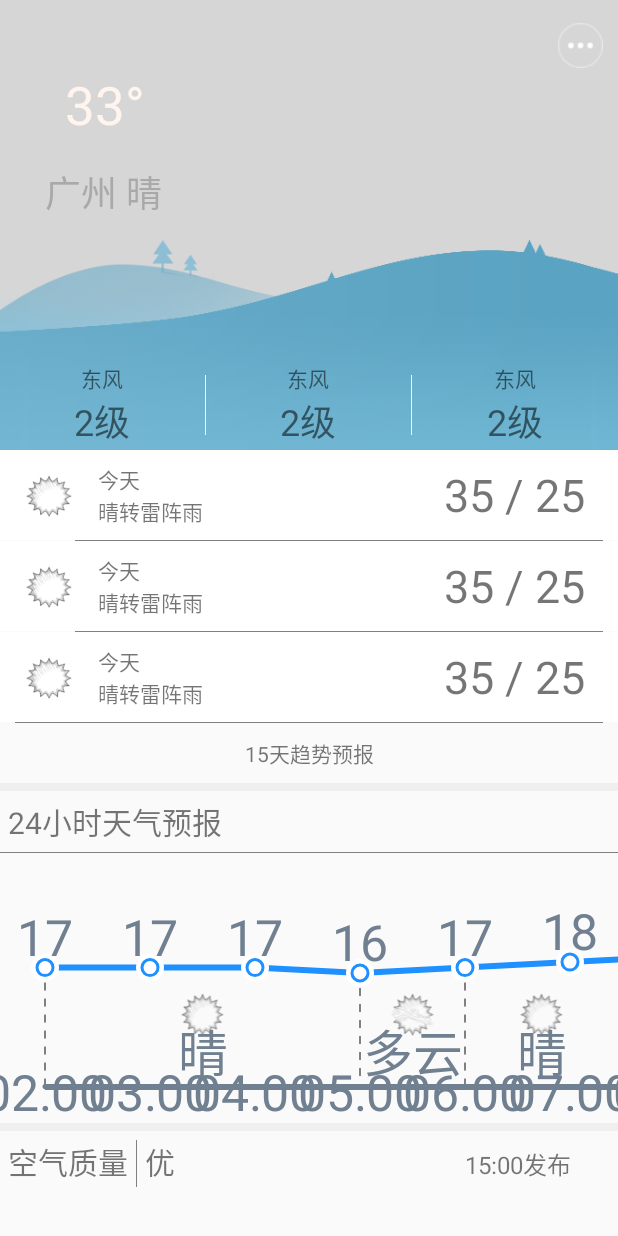
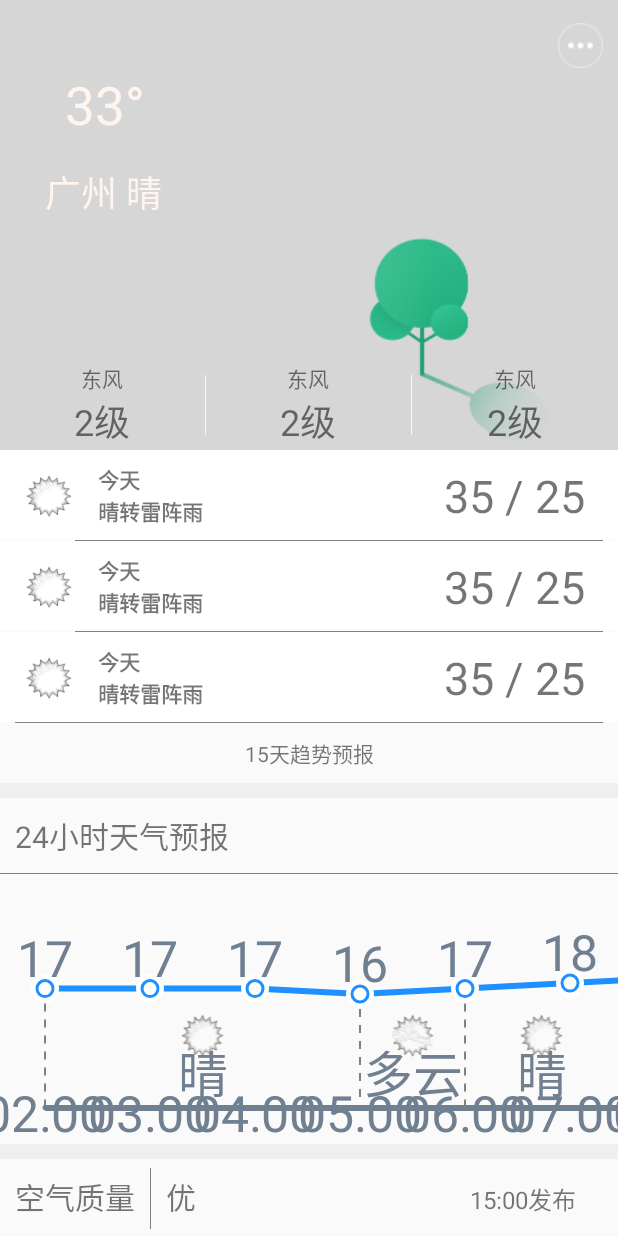
Before and after one commit to MelonWXD/Geather, an Android app: the screen it shows after launch (WeatherActivity), on a phone screen of 412 x 824 dp. Run offline under Robolectric (Android 15) with nearby library versions, the light colour scheme and no system bars; our stand-ins replace ButterKnife, RxJava; libraries missing offline, so code that uses them is left out: org.apache.log4j, org.greenrobot.greendao; 5 statements that could not run were skipped.

Commit message:
UI调整

```diff
--- a/app/src/main/res/drawable/bg_realtime.xml
+++ b/app/src/main/res/drawable/bg_realtime.xml
@@ -3,15 +3,19 @@
     xmlns:android="http://schemas.android.com/apk/res/android">
 
     <item
-        android:drawable="@mipmap/bg_snow"/>
+        android:drawable="@mipmap/bg_sunny"/>
 
     <item
-        android:drawable="@mipmap/bg_snow_left"
-        android:top="160dp"/>
+        android:drawable="@mipmap/bg_sunny_left"
+        android:top="300dp"/>
 
     <item
-        android:drawable="@mipmap/bg_snow_right"
-        android:top="160dp"/>
+        android:drawable="@mipmap/bg_sunny_right"
+        android:top="320dp"/>
 
+    <item
+        android:drawable="@mipmap/bg_sunny_tree"
+        android:top="100dp"
+        android:left="200dp"/>
 
 </layer-list>
--- a/app/src/main/res/drawable/divider.xml
+++ b/app/src/main/res/drawable/divider.xml
@@ -1,5 +1,5 @@
 <?xml version="1.0" encoding="utf-8"?>
 <shape xmlns:android="http://schemas.android.com/apk/res/android">
     <solid android:color="@color/mi_weather_divider" />
-    <size android:height="5dp" />
+    <size android:height="10dp" />
 </shape>
--- a/app/src/main/res/layout/activity_weather.xml
+++ b/app/src/main/res/layout/activity_weather.xml
@@ -56,7 +56,7 @@
                             android:layout_width="80dp"
                             android:layout_height="wrap_content"
                             android:text="广州 晴"
-                            android:textColor="@color/darkgray"
+                            android:textColor="@color/seaShell"
                             android:textSize="24sp" />
 
                     </LinearLayout>
@@ -171,9 +171,10 @@
                 android:orientation="vertical">
 
                 <TextView
-                    android:padding="5dp"
+                    android:padding="10dp"
                     android:layout_width="match_parent"
                     android:layout_height="wrap_content"
+
                     android:text="24小时天气预报"
                     android:textSize="20sp" />
 
@@ -213,7 +214,7 @@
                     <TextView
                         android:text="空气质量"
                         android:textSize="20sp"
-                        android:padding="5dp"
+                        android:padding="10dp"
                         android:layout_width="wrap_content"
                         android:layout_height="wrap_content" />
 
@@ -228,7 +229,7 @@
                         android:id="@+id/aqi_title"
                         android:text="优"
                         android:textSize="20sp"
-                        android:padding="5dp"
+                        android:padding="10dp"
                         android:layout_width="0dp"
                         android:layout_weight="2"
                         android:layout_height="wrap_content" />
--- a/app/src/main/res/layout/forecast_area.xml
+++ b/app/src/main/res/layout/forecast_area.xml
@@ -24,12 +24,14 @@
             android:id="@+id/forecast_date"
             android:layout_width="wrap_content"
             android:text="今天"
+            android:textStyle="bold"
             android:gravity="bottom"
             android:layout_height="0dp"
             android:layout_weight="1"/>
         <TextView
             android:id="@+id/forecast_text"
             android:text="晴转雷阵雨"
+            android:textStyle="bold"
             android:layout_width="wrap_content"
             android:layout_height="0dp"
             android:layout_weight="1"/>
@@ -39,6 +41,7 @@
     <TextView
         android:layout_width="0dp"
         android:layout_weight="2"
+        android:padding="10dp"
         android:gravity="center"
         android:textSize="30sp"
         android:text="35 / 25"
--- a/app/src/main/res/values/styles.xml
+++ b/app/src/main/res/values/styles.xml
@@ -32,4 +32,12 @@
         <item name="android:windowExitAnimation">@anim/poupwindow_out</item>
     </style>
 
+
+    <style name="MainTextView">
+        <item name="android:layout_gravity">center_vertical</item>
+        <item name="android:textStyle">bold</item>
+        <item name="android:textColor">@color/black</item>
+        <item name="android:shadowColor">#ff000000</item>
+    </style>
+
 </resources>
```
